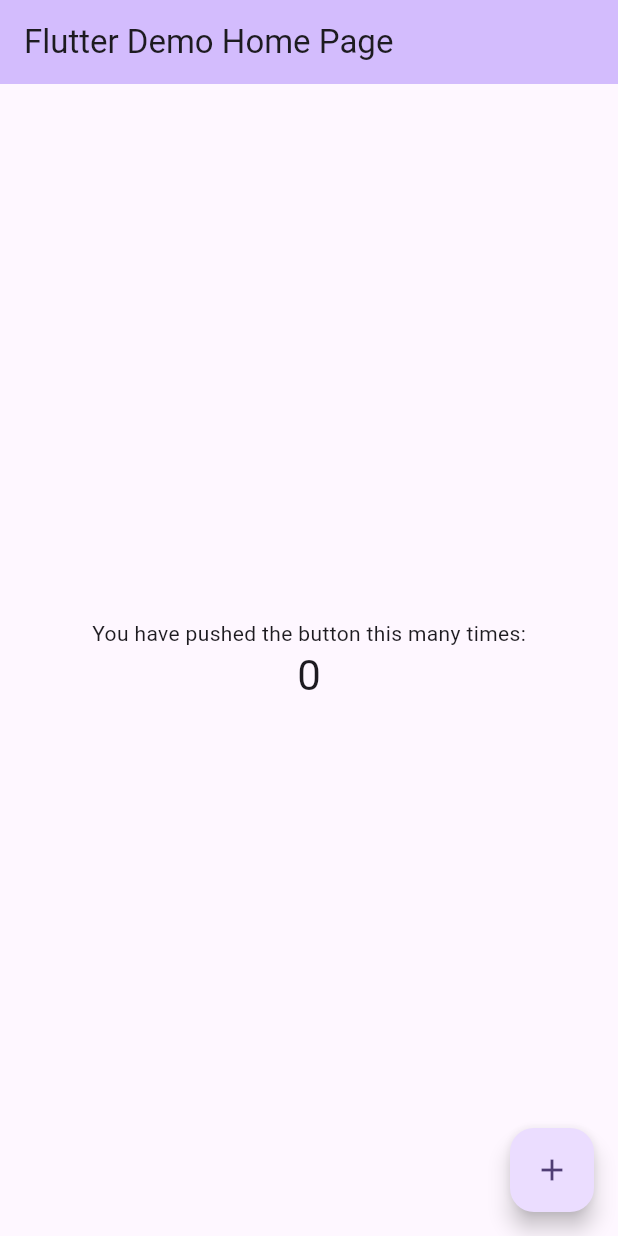
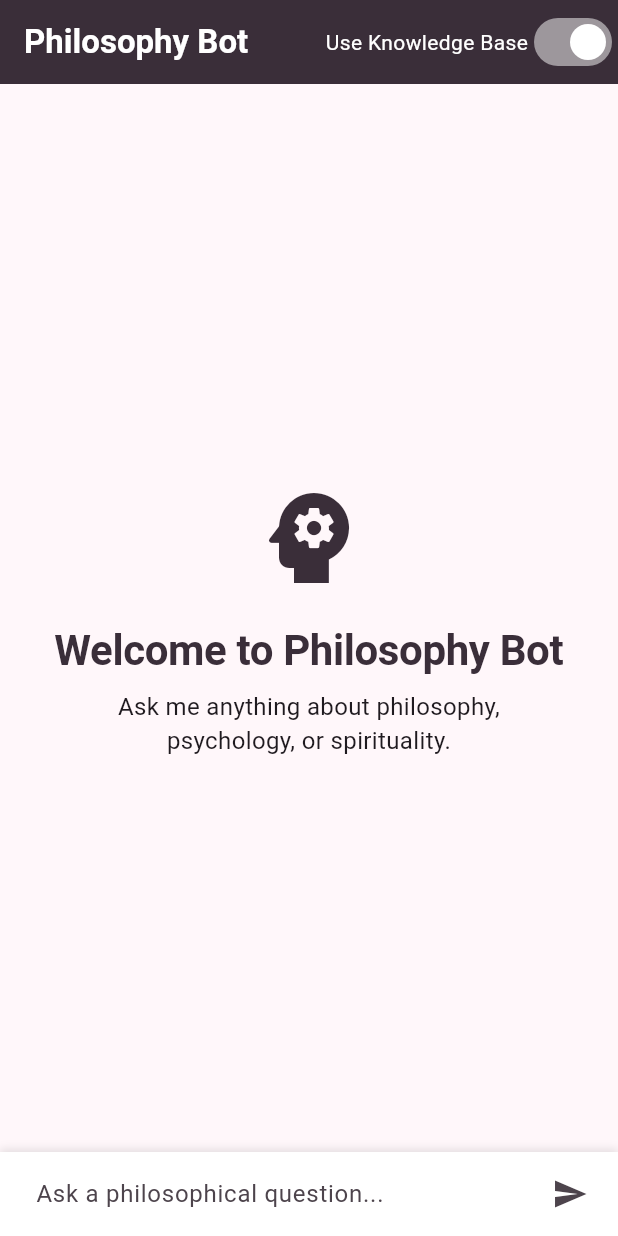
Before and after one commit to Tushar-sketch-bit/Ai, a Flutter app: the screen it shows after launch, on a phone screen of 412 x 824 dp. Run offline on Flutter 3.47's test engine with Material 3 defaults, Android fonts, the phone set to English and light mode, and no system bars; Roboto replaces fonts that are missing (Georgia).

Commit message:
Base prototype

```diff
--- a/ui/lib/main.dart
+++ b/ui/lib/main.dart
@@ -1,122 +1,351 @@
+import 'dart:convert';
 import 'package:flutter/material.dart';
+import 'package:http/http.dart' as http;
 
 void main() {
-  runApp(const MyApp());
+  runApp(const PhilosophyBotApp());
 }
 
-class MyApp extends StatelessWidget {
-  const MyApp({super.key});
+class PhilosophyBotApp extends StatelessWidget {
+  const PhilosophyBotApp({super.key});
 
-  // This widget is the root of your application.
   @override
   Widget build(BuildContext context) {
     return MaterialApp(
-      title: 'Flutter Demo',
+      title: 'Philosophy Bot',
       theme: ThemeData(
-        // This is the theme of your application.
-        //
-        // TRY THIS: Try running your application with "flutter run". You'll see
-        // the application has a purple toolbar. Then, without quitting the app,
-        // try changing the seedColor in the colorScheme below to Colors.green
-        // and then invoke "hot reload" (save your changes or press the "hot
-        // reload" button in a Flutter-supported IDE, or press "r" if you used
-        // the command line to start the app).
-        //
-        // Notice that the counter didn't reset back to zero; the application
-        // state is not lost during the reload. To reset the state, use hot
-        // restart instead.
-        //
-        // This works for code too, not just values: Most code changes can be
-        // tested with just a hot reload.
-        colorScheme: ColorScheme.fromSeed(seedColor: Colors.deepPurple),
+        colorScheme: ColorScheme.fromSeed(
+          seedColor: const Color(0xFF3A2E39),
+          primary: const Color(0xFF3A2E39),
+          secondary: const Color(0xFF5E4955),
+          background: const Color(0xFFF5F5F5),
+        ),
+        fontFamily: 'Georgia',
+        textTheme: const TextTheme(
+          displayLarge: TextStyle(
+            fontSize: 28,
+            fontWeight: FontWeight.bold,
+            color: Color(0xFF3A2E39),
+          ),
+          bodyLarge: TextStyle(fontSize: 16, color: Color(0xFF333333)),
+        ),
       ),
-      home: const MyHomePage(title: 'Flutter Demo Home Page'),
+      home: const ChatPage(title: 'Philosophy Bot'),
     );
   }
 }
 
-class MyHomePage extends StatefulWidget {
-  const MyHomePage({super.key, required this.title});
+class ChatMessage {
+  final String text;
+  final bool isUser;
+  final List<String>? sources;
 
-  // This widget is the home page of your application. It is stateful, meaning
-  // that it has a State object (defined below) that contains fields that affect
-  // how it looks.
+  ChatMessage({required this.text, required this.isUser, this.sources});
+}
 
-  // This class is the configuration for the state. It holds the values (in this
-  // case the title) provided by the parent (in this case the App widget) and
-  // used by the build method of the State. Fields in a Widget subclass are
-  // always marked "final".
+class ChatPage extends StatefulWidget {
+  const ChatPage({super.key, required this.title});
 
   final String title;
 
   @override
-  State<MyHomePage> createState() => _MyHomePageState();
+  State<ChatPage> createState() => _ChatPageState();
 }
 
-class _MyHomePageState extends State<MyHomePage> {
-  int _counter = 0;
+class _ChatPageState extends State<ChatPage> {
+  final List<ChatMessage> _messages = [];
+  final TextEditingController _textController = TextEditingController();
+  final ScrollController _scrollController = ScrollController();
+  bool _isLoading = false;
+  bool _useKnowledgeBase = true;
 
-  void _incrementCounter() {
+  // API endpoint - change this to your actual backend URL when deployed
+  final String apiUrl = 'http://localhost:8000/chat';
+
+  @override
+  void dispose() {
+    _textController.dispose();
+    _scrollController.dispose();
+    super.dispose();
+  }
+
+  void _handleSubmitted(String text) async {
+    _textController.clear();
+
+    // Add user message to chat
     setState(() {
-      // This call to setState tells the Flutter framework that something has
-      // changed in this State, which causes it to rerun the build method below
-      // so that the display can reflect the updated values. If we changed
-      // _counter without calling setState(), then the build method would not be
-      // called again, and so nothing would appear to happen.
-      _counter++;
+      _messages.add(ChatMessage(text: text, isUser: true));
+      _isLoading = true;
+    });
+
+    // Scroll to bottom
+    _scrollToBottom();
+
+    try {
+      // Call API
+      final response = await http.post(
+        Uri.parse(apiUrl),
+        headers: {'Content-Type': 'application/json'},
+        body: jsonEncode({
+          'message': text,
+          'use_knowledge_base': _useKnowledgeBase,
+        }),
+      );
+
+      if (response.statusCode == 200) {
+        final data = jsonDecode(response.body);
+
+        // Add bot response to chat
+        setState(() {
+          _messages.add(
+            ChatMessage(
+              text: data['response'],
+              isUser: false,
+              sources:
+                  data['sources'] != null
+                      ? List<String>.from(data['sources'])
+                      : null,
+            ),
+          );
+          _isLoading = false;
+        });
+      } else {
+        // Handle error
+        setState(() {
+          _messages.add(
+            ChatMessage(
+              text: 'Sorry, I encountered an error. Please try again later.',
+              isUser: false,
+            ),
+          );
+          _isLoading = false;
+        });
+      }
+    } catch (e) {
+      // Handle exception
+      setState(() {
+        _messages.add(
+          ChatMessage(
+            text: 'Network error. Please check your connection and try again.',
+            isUser: false,
+          ),
+        );
+        _isLoading = false;
+      });
+    }
+
+    // Scroll to bottom again after adding response
+    _scrollToBottom();
+  }
+
+  void _scrollToBottom() {
+    Future.delayed(const Duration(milliseconds: 100), () {
+      if (_scrollController.hasClients) {
+        _scrollController.animateTo(
+          _scrollController.position.maxScrollExtent,
+          duration: const Duration(milliseconds: 300),
+          curve: Curves.easeOut,
+        );
+      }
     });
   }
 
   @override
   Widget build(BuildContext context) {
-    // This method is rerun every time setState is called, for instance as done
-    // by the _incrementCounter method above.
-    //
-    // The Flutter framework has been optimized to make rerunning build methods
-    // fast, so that you can just rebuild anything that needs updating rather
-    // than having to individually change instances of widgets.
     return Scaffold(
       appBar: AppBar(
-        // TRY THIS: Try changing the color here to a specific color (to
-        // Colors.amber, perhaps?) and trigger a hot reload to see the AppBar
-        // change color while the other colors stay the same.
-        backgroundColor: Theme.of(context).colorScheme.inversePrimary,
-        // Here we take the value from the MyHomePage object that was created by
-        // the App.build method, and use it to set our appbar title.
-        title: Text(widget.title),
+        backgroundColor: Theme.of(context).colorScheme.primary,
+        title: Text(
+          widget.title,
+          style: const TextStyle(
+            color: Colors.white,
+            fontWeight: FontWeight.bold,
+          ),
+        ),
+        actions: [
+          // Knowledge base toggle
+          Row(
+            children: [
+              const Text(
+                'Use Knowledge Base',
+                style: TextStyle(color: Colors.white),
+              ),
+              Switch(
+                value: _useKnowledgeBase,
+                onChanged: (value) {
+                  setState(() {
+                    _useKnowledgeBase = value;
+                  });
+                },
+                activeColor: Colors.white,
+              ),
+            ],
+          ),
+        ],
       ),
-      body: Center(
-        // Center is a layout widget. It takes a single child and positions it
-        // in the middle of the parent.
-        child: Column(
-          // Column is also a layout widget. It takes a list of children and
-          // arranges them vertically. By default, it sizes itself to fit its
-          // children horizontally, and tries to be as tall as its parent.
-          //
-          // Column has various properties to control how it sizes itself and
-          // how it positions its children. Here we use mainAxisAlignment to
-          // center the children vertically; the main axis here is the vertical
-          // axis because Columns are vertical (the cross axis would be
-          // horizontal).
-          //
-          // TRY THIS: Invoke "debug painting" (choose the "Toggle Debug Paint"
-          // action in the IDE, or press "p" in the console), to see the
-          // wireframe for each widget.
-          mainAxisAlignment: MainAxisAlignment.center,
-          children: <Widget>[
-            const Text('You have pushed the button this many times:'),
-            Text(
-              '$_counter',
-              style: Theme.of(context).textTheme.headlineMedium,
+      body: Column(
+        children: [
+          // Welcome message
+          if (_messages.isEmpty)
+            Expanded(
+              child: Center(
+                child: Column(
+                  mainAxisAlignment: MainAxisAlignment.center,
+                  children: [
+                    const Icon(
+                      Icons.psychology,
+                      size: 80,
+                      color: Color(0xFF3A2E39),
+                    ),
+                    const SizedBox(height: 20),
+                    Text(
+                      'Welcome to Philosophy Bot',
+                      style: Theme.of(context).textTheme.displayLarge,
+                    ),
+                    const SizedBox(height: 10),
+                    const Padding(
+                      padding: EdgeInsets.symmetric(horizontal: 40),
+                      child: Text(
+                        'Ask me anything about philosophy, psychology, or spirituality.',
+                        textAlign: TextAlign.center,
+                        style: TextStyle(fontSize: 16),
+                      ),
+                    ),
+                  ],
+                ),
+              ),
+            )
+          else
+            // Chat messages
+            Expanded(
+              child: ListView.builder(
+                controller: _scrollController,
+                padding: const EdgeInsets.all(8.0),
+                itemCount: _messages.length,
+                itemBuilder: (context, index) {
+                  final message = _messages[index];
+                  return _buildMessage(message);
+                },
+              ),
             ),
-          ],
-        ),
+
+          // Loading indicator
+          if (_isLoading)
+            const Padding(
+              padding: EdgeInsets.symmetric(vertical: 8.0),
+              child: Center(child: CircularProgressIndicator()),
+            ),
+
+          // Input area
+          Container(
+            decoration: BoxDecoration(
+              color: Colors.white,
+              boxShadow: [
+                BoxShadow(
+                  offset: const Offset(0, -2),
+                  blurRadius: 4,
+                  color: Colors.black.withOpacity(0.1),
+                ),
+              ],
+            ),
+            child: Padding(
+              padding: const EdgeInsets.symmetric(horizontal: 8.0),
+              child: Row(
+                children: [
+                  Expanded(
+                    child: TextField(
+                      controller: _textController,
+                      decoration: const InputDecoration(
+                        hintText: 'Ask a philosophical question...',
+                        border: InputBorder.none,
+                        contentPadding: EdgeInsets.all(16),
+                      ),
+                      onSubmitted: _isLoading ? null : _handleSubmitted,
+                    ),
+                  ),
+                  IconButton(
+                    icon: const Icon(Icons.send),
+                    onPressed:
+                        _isLoading
+                            ? null
+                            : () => _handleSubmitted(_textController.text),
+                  ),
+                ],
+              ),
+            ),
+          ),
+        ],
       ),
-      floatingActionButton: FloatingActionButton(
-        onPressed: _incrementCounter,
-        tooltip: 'Increment',
-        child: const Icon(Icons.add),
-      ), // This trailing comma makes auto-formatting nicer for build methods.
+    );
+  }
+
+  Widget _buildMessage(ChatMessage message) {
+    return Padding(
+      padding: const EdgeInsets.symmetric(vertical: 8.0),
+      child: Row(
+        mainAxisAlignment:
+            message.isUser ? MainAxisAlignment.end : MainAxisAlignment.start,
+        crossAxisAlignment: CrossAxisAlignment.start,
+        children: [
+          if (!message.isUser)
+            CircleAvatar(
+              backgroundColor: Theme.of(context).colorScheme.primary,
+              child: const Icon(Icons.psychology, color: Colors.white),
+            ),
+          const SizedBox(width: 8),
+          Flexible(
+            child: Column(
+              crossAxisAlignment:
+                  message.isUser
+                      ? CrossAxisAlignment.end
+                      : CrossAxisAlignment.start,
+              children: [
+                Container(
+                  padding: const EdgeInsets.all(12),
+                  decoration: BoxDecoration(
+                    color:
+                        message.isUser
+                            ? Theme.of(context).colorScheme.secondary
+                            : Colors.white,
+                    borderRadius: BorderRadius.circular(16),
+                    boxShadow: [
+                      BoxShadow(
+                        offset: const Offset(0, 2),
+                        blurRadius: 4,
+                        color: Colors.black.withOpacity(0.1),
+                      ),
+                    ],
+                  ),
+                  child: Text(
+                    message.text,
+                    style: TextStyle(
+                      color: message.isUser ? Colors.white : Colors.black87,
+                    ),
+                  ),
+                ),
+                if (message.sources != null && message.sources!.isNotEmpty)
+                  Padding(
+                    padding: const EdgeInsets.only(top: 4.0, left: 4.0),
+                    child: Text(
+                      'Sources: ${message.sources!.join(", ")}',
+                      style: const TextStyle(
+                        fontSize: 12,
+                        fontStyle: FontStyle.italic,
+                        color: Colors.grey,
+                      ),
+                    ),
+                  ),
+              ],
+            ),
+          ),
+          const SizedBox(width: 8),
+          if (message.isUser)
+            CircleAvatar(
+              backgroundColor: Theme.of(context).colorScheme.secondary,
+              child: const Icon(Icons.person, color: Colors.white),
+            ),
+        ],
+      ),
     );
   }
 }
--- a/ui/pubspec.yaml
+++ b/ui/pubspec.yaml
@@ -34,6 +34,8 @@ dependencies:
   # The following adds the Cupertino Icons font to your application.
   # Use with the CupertinoIcons class for iOS style icons.
   cupertino_icons: ^1.0.8
+  http: ^1.1.0
+  shared_preferences: ^2.2.0
 
 dev_dependencies:
   flutter_test:
```
Also changed, not shown: ui/pubspec.lock, 2 other files.
